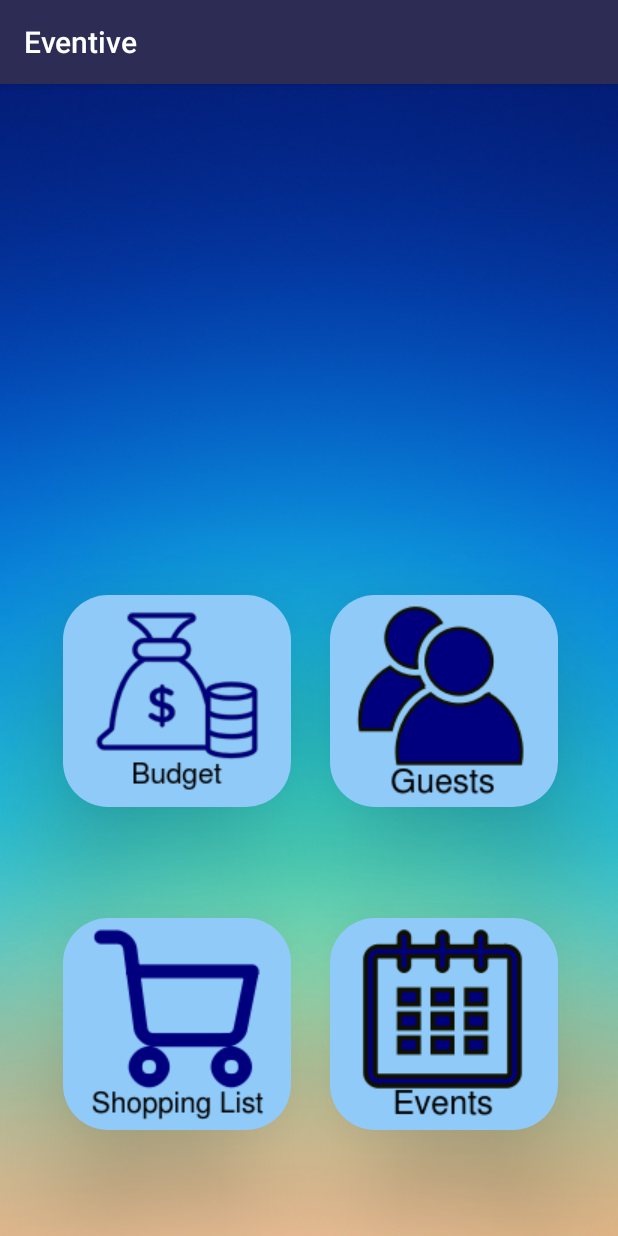
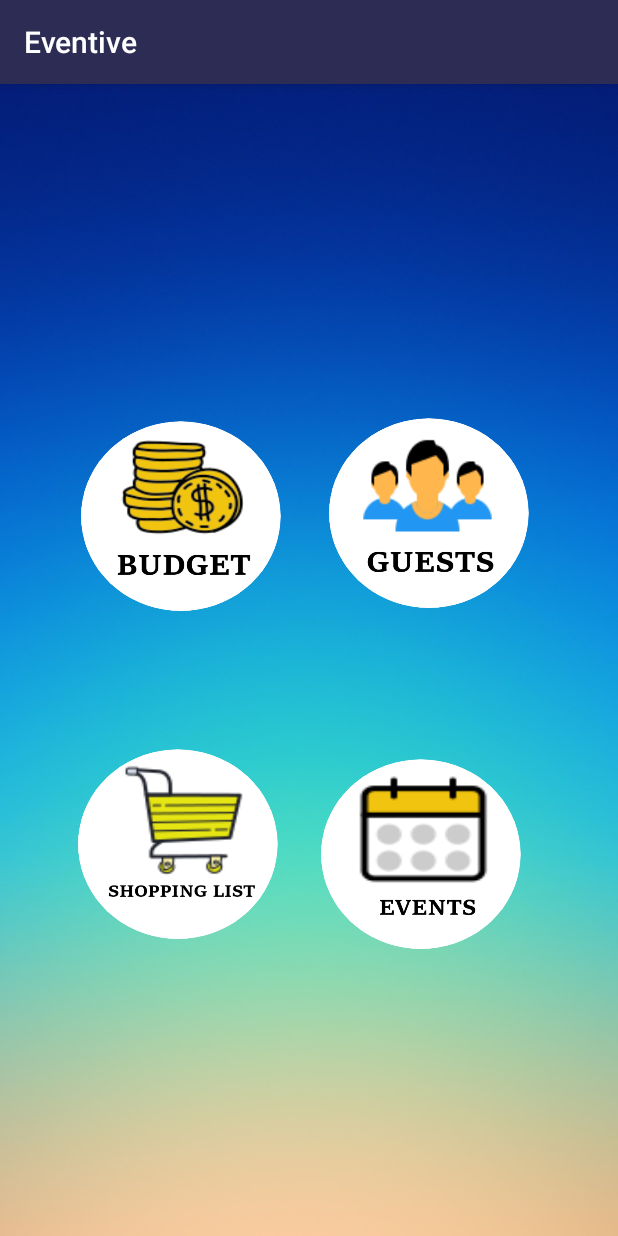
Before and after one commit to VisnaOshani/Eventive_App, an Android app: the Home screen opened directly, with no data from a screen before it, on a phone screen of 412 x 824 dp. Run offline under Robolectric (Android 15) with nearby library versions, the phone set to English and light mode, and no system bars.

Commit message:
home update

```diff
--- a/app/src/main/res/layout/activity_home.xml
+++ b/app/src/main/res/layout/activity_home.xml
@@ -7,78 +7,72 @@
     android:background="@drawable/background"
     tools:context=".Home">
 
-    <ImageButton
-        android:id="@+id/imageButton3"
-        android:layout_width="152dp"
-        android:layout_height="141dp"
+
+    <ImageView
+        android:id="@+id/imageView5"
+        android:layout_width="179dp"
+        android:layout_height="247dp"
+        android:layout_marginStart="32dp"
+        android:layout_marginTop="169dp"
+        android:layout_marginEnd="8dp"
+        android:layout_marginBottom="8dp"
+        android:onClick="budget"
+        app:layout_constraintBottom_toBottomOf="parent"
+        app:layout_constraintEnd_toEndOf="parent"
+        app:layout_constraintHorizontal_bias="0.0"
+        app:layout_constraintStart_toStartOf="parent"
+        app:layout_constraintTop_toTopOf="parent"
+        app:layout_constraintVertical_bias="0.006"
+        app:srcCompat="@drawable/budget1" />
+
+    <ImageView
+        android:id="@+id/imageView6"
+        android:layout_width="179dp"
+        android:layout_height="247dp"
+        android:layout_marginStart="32dp"
+        android:layout_marginTop="169dp"
+        android:layout_marginEnd="8dp"
+        android:layout_marginBottom="8dp"
+        app:layout_constraintBottom_toBottomOf="parent"
+        app:layout_constraintEnd_toEndOf="parent"
+        app:layout_constraintHorizontal_bias="0.859"
+        app:layout_constraintStart_toStartOf="parent"
+        app:layout_constraintTop_toTopOf="parent"
+        app:layout_constraintVertical_bias="0.0"
+        app:srcCompat="@drawable/guests" />
+
+    <ImageView
+        android:id="@+id/imageView7"
+        android:layout_width="179dp"
+        android:layout_height="247dp"
         android:layout_marginStart="8dp"
         android:layout_marginTop="8dp"
         android:layout_marginEnd="8dp"
         android:layout_marginBottom="8dp"
-        android:background="@drawable/imgbtn_curve"
-        android:elevation="50dp"
-        android:onClick="budget"
         app:layout_constraintBottom_toBottomOf="parent"
         app:layout_constraintEnd_toEndOf="parent"
-        app:layout_constraintHorizontal_bias="0.139"
+        app:layout_constraintHorizontal_bias="0.1"
         app:layout_constraintStart_toStartOf="parent"
         app:layout_constraintTop_toTopOf="parent"
-        app:layout_constraintVertical_bias="0.545"
-        app:srcCompat="@drawable/bud1" />
+        app:layout_constraintVertical_bias="0.757"
+        app:srcCompat="@drawable/shopping" />
 
-    <ImageButton
-        android:id="@+id/imageButton6"
-        android:layout_width="152dp"
-        android:layout_height="141dp"
+    <ImageView
+        android:id="@+id/imageView8"
+        android:layout_width="179dp"
+        android:layout_height="247dp"
         android:layout_marginStart="8dp"
         android:layout_marginTop="8dp"
         android:layout_marginEnd="8dp"
         android:layout_marginBottom="8dp"
-        android:background="@drawable/imgbtn_curve"
-        android:elevation="50dp"
-        app:layout_constraintBottom_toBottomOf="parent"
-        app:layout_constraintEnd_toEndOf="parent"
-        app:layout_constraintHorizontal_bias="0.139"
-        app:layout_constraintStart_toStartOf="parent"
-        app:layout_constraintTop_toTopOf="parent"
-        app:layout_constraintVertical_bias="0.897"
-        app:srcCompat="@drawable/shopping" />
-
-    <ImageButton
-        android:id="@+id/imageButton4"
-        android:layout_width="152dp"
-        android:layout_height="141dp"
-        android:layout_marginStart="8dp"
-        android:layout_marginTop="8dp"
-        android:layout_marginEnd="8dp"
-        android:layout_marginBottom="8dp"
-        android:background="@drawable/imgbtn_curve"
-        android:elevation="50dp"
         android:onClick="event"
         app:layout_constraintBottom_toBottomOf="parent"
         app:layout_constraintEnd_toEndOf="parent"
-        app:layout_constraintHorizontal_bias="0.87"
+        app:layout_constraintHorizontal_bias="0.85"
         app:layout_constraintStart_toStartOf="parent"
         app:layout_constraintTop_toTopOf="parent"
-        app:layout_constraintVertical_bias="0.897"
+        app:layout_constraintVertical_bias="0.77"
         app:srcCompat="@drawable/events" />
 
-    <ImageButton
-        android:id="@+id/imageButton"
-        android:layout_width="152dp"
-        android:layout_height="141dp"
-        android:layout_marginStart="8dp"
-        android:layout_marginTop="8dp"
-        android:layout_marginEnd="8dp"
-        android:layout_marginBottom="8dp"
-        android:background="@drawable/imgbtn_curve"
-        android:elevation="50dp"
-        app:layout_constraintBottom_toBottomOf="parent"
-        app:layout_constraintEnd_toEndOf="parent"
-        app:layout_constraintHorizontal_bias="0.87"
-        app:layout_constraintStart_toStartOf="parent"
-        app:layout_constraintTop_toTopOf="parent"
-        app:layout_constraintVertical_bias="0.545"
-        app:srcCompat="@drawable/guests" />
 
 </androidx.constraintlayout.widget.ConstraintLayout>
```
Also changed, not shown: app/src/main/res/drawable/bud1.png (deleted), app/src/main/res/drawable/budget1.png (added), app/src/main/res/drawable/events.png, app/src/main/res/drawable/guests.png, app/src/main/res/drawable/shopping.png.
